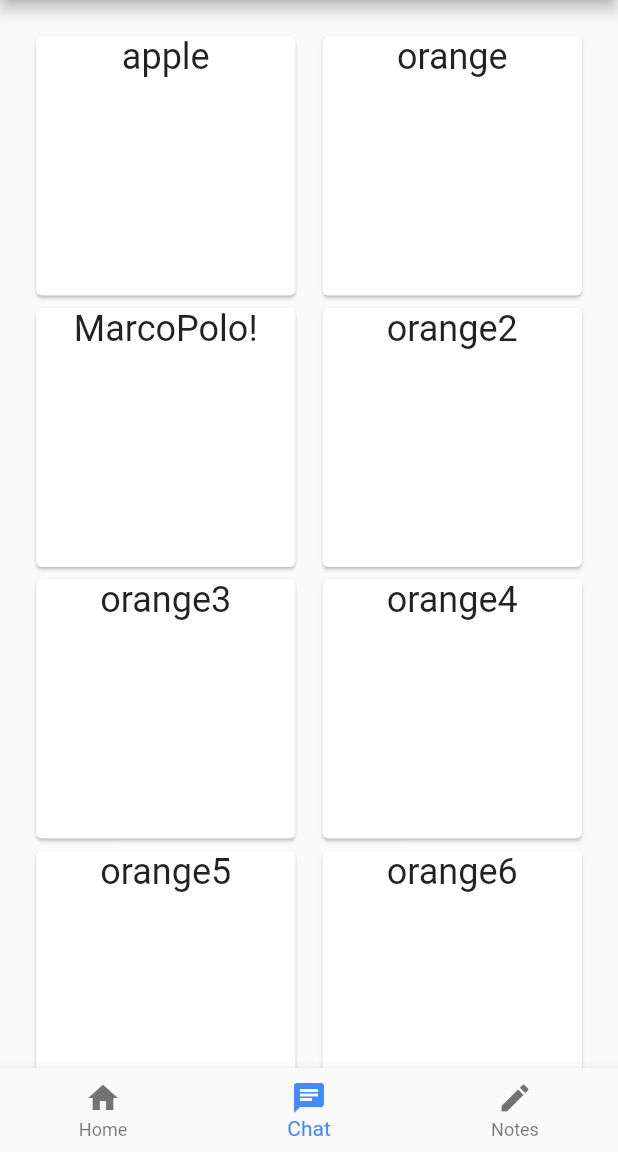
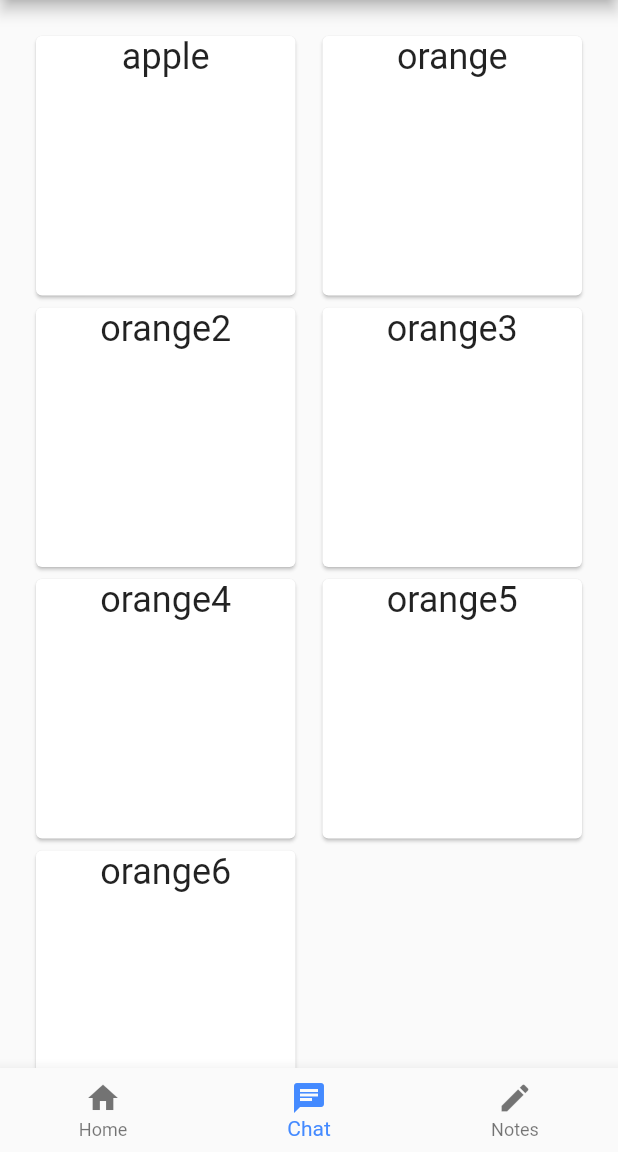
Before and after one commit to KTruong88/phone-assist, a Flutter app: the screen it shows after launch, on a phone screen of 412 x 824 dp, the part 84-1236 px from its top. Run offline on Flutter 3.47's test engine with Material 2 defaults, Android fonts, the phone set to English and light mode, and no system bars.

Commit message:
removed marco_polo_module and speech recognition package

```diff
--- a/lib/factories/widget_factory.dart
+++ b/lib/factories/widget_factory.dart
@@ -1,14 +1,10 @@
 import '../widgets/module.dart';
-import '../widgets/marco_polo_module.dart';
 
 class WidgetFactory {
   createWidget(String type, [String name]) {
     if (type == 'module') {
       return new Module(name);
     }
-    else if (type == 'marco_polo_module'){
-      return new MarcoPoloModule(name);
-    }
     else {
       throw StateError('Factory Does Not Support This Type!');
     }
--- a/lib/main.dart
+++ b/lib/main.dart
@@ -10,7 +10,6 @@ class MyApp extends StatelessWidget {
     WidgetFactory widgetFactory = new WidgetFactory();
     Widget apple = widgetFactory.createWidget('module', 'apple');
     Widget orange = widgetFactory.createWidget('module', 'orange');
-    Widget marco_polo = widgetFactory.createWidget('marco_polo_module', 'MarcoPolo!');
     Widget orange2 = widgetFactory.createWidget('module', 'orange2');
     Widget orange3 = widgetFactory.createWidget('module', 'orange3');
     Widget orange4 = widgetFactory.createWidget('module', 'orange4');
@@ -30,7 +29,7 @@ class MyApp extends StatelessWidget {
                 sliver: SliverGrid.count(
                 crossAxisSpacing: 10.0,
                 crossAxisCount: 2,
-                children: <Widget>[apple, orange, marco_polo, orange2, orange3, orange4, orange5, orange6],
+                children: <Widget>[apple, orange, orange2, orange3, orange4, orange5, orange6],
                 ),
                ),
               ],
--- a/lib/widgets/marco_polo_module.dart
+++ /dev/null
@@ -1,16 +0,0 @@
-import 'package:flutter/material.dart';
-import 'package:speech_recognition/speech_recognition.dart';
-import '../widgets/module.dart';
-
-/*
-  Handles the speech recognition based on user settings.
-*/
-class MarcoPoloModule extends Module {
-  MarcoPoloModule(name) : super(name);
-
-
-
-//TODO - Add Settings Widget to Module and pull them into this class for speech recognition metrics.
-
-
-}
--- a/pubspec.yaml
+++ b/pubspec.yaml
@@ -13,7 +13,6 @@ environment:
   sdk: ">=2.0.0-dev.68.0 <3.0.0"
 
 dependencies:
-  speech_recognition: "^0.3.0"
   flutter:
     sdk: flutter
 
```
